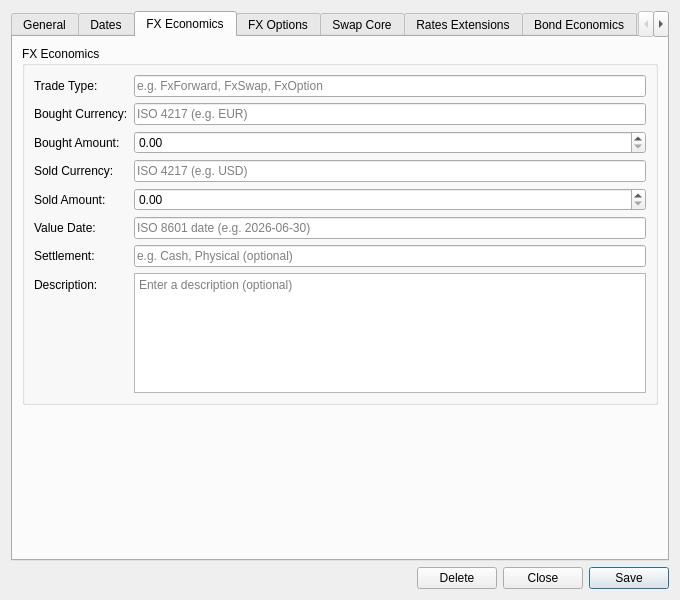
This is projects/ores.qt/ui/TradeDetailDialog.ui in OreStudio/OreStudio as Qt 5 draws it before an edit. The edited form follows.
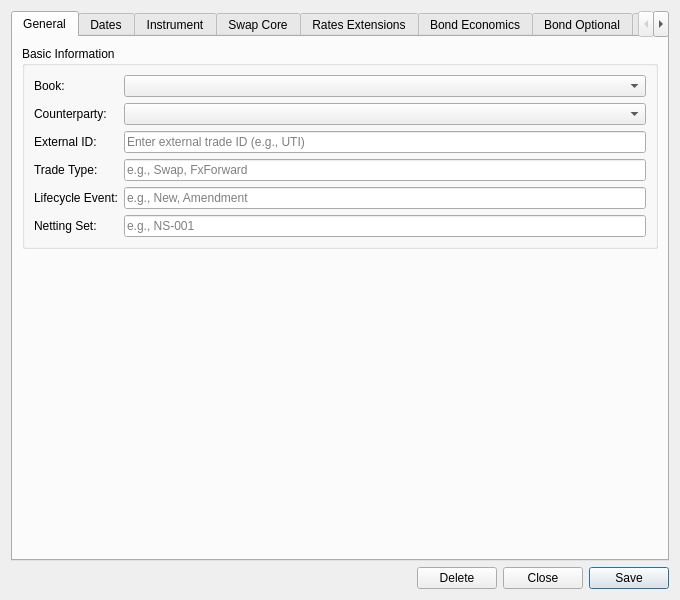
This is the edited form. The open tabs and pages were chosen to show the change. Custom widgets are drawn as their Qt base class.

Commit message: [qt] Phase 4: extract FX into FxInstrumentForm

What changed in the file:
```diff
--- a/projects/ores.qt/ui/TradeDetailDialog.ui
+++ b/projects/ores.qt/ui/TradeDetailDialog.ui
@@ -218,186 +218,22 @@
        </item>
       </layout>
      </widget>
-     <!-- FX Economics tab: shown only when instrument_family == "fx" -->
-     <widget class="QWidget" name="fxEconomicsTab">
+     <!-- Instrument tab: hosts a QStackedWidget. One page per registered
+          IInstrumentForm; the active page is selected from the trade's
+          product_type. Hidden when no form is registered for the family. -->
+     <widget class="QWidget" name="instrumentTab">
       <attribute name="title">
-       <string>FX Economics</string>
+       <string>Instrument</string>
       </attribute>
-      <layout class="QVBoxLayout" name="fxEconomicsLayout">
+      <layout class="QVBoxLayout" name="instrumentTabLayout">
+       <property name="leftMargin"><number>0</number></property>
+       <property name="topMargin"><number>0</number></property>
+       <property name="rightMargin"><number>0</number></property>
+       <property name="bottomMargin"><number>0</number></property>
        <item>
-        <widget class="QGroupBox" name="fxEconomicsGroup">
-         <property name="title">
-          <string>FX Economics</string>
-         </property>
-         <layout class="QFormLayout" name="fxEconomicsFormLayout">
-          <item row="0" column="0">
-           <widget class="QLabel" name="labelFxTradeTypeCode">
-            <property name="text"><string>Trade Type:</string></property>
-           </widget>
-          </item>
-          <item row="0" column="1">
-           <widget class="QLineEdit" name="fxTradeTypeCodeEdit">
-            <property name="placeholderText">
-             <string>e.g. FxForward, FxSwap, FxOption</string>
-            </property>
-           </widget>
-          </item>
-          <item row="1" column="0">
-           <widget class="QLabel" name="labelFxBoughtCurrency">
-            <property name="text"><string>Bought Currency:</string></property>
-           </widget>
-          </item>
-          <item row="1" column="1">
-           <widget class="QLineEdit" name="fxBoughtCurrencyEdit">
-            <property name="placeholderText"><string>ISO 4217 (e.g. EUR)</string></property>
-           </widget>
-          </item>
-          <item row="2" column="0">
-           <widget class="QLabel" name="labelFxBoughtAmount">
-            <property name="text"><string>Bought Amount:</string></property>
-           </widget>
-          </item>
-          <item row="2" column="1">
-           <widget class="QDoubleSpinBox" name="fxBoughtAmountSpinBox">
-            <property name="decimals"><number>2</number></property>
-            <property name="minimum"><double>0.000000000000000</double></property>
-            <property name="maximum"><double>999999999999.000000000000000</double></property>
-            <property name="singleStep"><double>1000.000000000000000</double></property>
-           </widget>
-          </item>
-          <item row="3" column="0">
-           <widget class="QLabel" name="labelFxSoldCurrency">
-            <property name="text"><string>Sold Currency:</string></property>
-           </widget>
-          </item>
-          <item row="3" column="1">
-           <widget class="QLineEdit" name="fxSoldCurrencyEdit">
-            <property name="placeholderText"><string>ISO 4217 (e.g. USD)</string></property>
-           </widget>
-          </item>
-          <item row="4" column="0">
-           <widget class="QLabel" name="labelFxSoldAmount">
-            <property name="text"><string>Sold Amount:</string></property>
-           </widget>
-          </item>
-          <item row="4" column="1">
-           <widget class="QDoubleSpinBox" name="fxSoldAmountSpinBox">
-            <property name="decimals"><number>2</number></property>
-            <property name="minimum"><double>0.000000000000000</double></property>
-            <property name="maximum"><double>999999999999.000000000000000</double></property>
-            <property name="singleStep"><double>1000.000000000000000</double></property>
-           </widget>
-          </item>
-          <item row="5" column="0">
-           <widget class="QLabel" name="labelFxValueDate">
-            <property name="text"><string>Value Date:</string></property>
-           </widget>
-          </item>
-          <item row="5" column="1">
-           <widget class="QLineEdit" name="fxValueDateEdit">
-            <property name="placeholderText"><string>ISO 8601 date (e.g. 2026-06-30)</string></property>
-           </widget>
-          </item>
-          <item row="6" column="0">
-           <widget class="QLabel" name="labelFxSettlement">
-            <property name="text"><string>Settlement:</string></property>
-           </widget>
-          </item>
-          <item row="6" column="1">
-           <widget class="QLineEdit" name="fxSettlementEdit">
-            <property name="placeholderText"><string>e.g. Cash, Physical (optional)</string></property>
-           </widget>
-          </item>
-          <item row="7" column="0">
-           <widget class="QLabel" name="labelFxDescription">
-            <property name="text"><string>Description:</string></property>
-           </widget>
-          </item>
-          <item row="7" column="1">
-           <widget class="QPlainTextEdit" name="fxDescriptionEdit">
-            <property name="minimumSize">
-             <size><width>0</width><height>60</height></size>
-            </property>
-            <property name="maximumSize">
-             <size><width>16777215</width><height>120</height></size>
-            </property>
-            <property name="placeholderText">
-             <string>Enter a description (optional)</string>
-            </property>
-           </widget>
-          </item>
-         </layout>
+        <widget class="QStackedWidget" name="instrumentStack">
+         <property name="currentIndex"><number>-1</number></property>
         </widget>
-       </item>
-       <item>
-        <spacer name="fxEconomicsSpacer">
-         <property name="orientation"><enum>Qt::Vertical</enum></property>
-         <property name="sizeHint" stdset="0">
-          <size><width>20</width><height>20</height></size>
-         </property>
-        </spacer>
-       </item>
-      </layout>
-     </widget>
-     <!-- FX Options tab: shown only for option trade types (FxOption, FxBarrierOption, etc.) -->
-     <widget class="QWidget" name="fxOptionsTab">
-      <attribute name="title">
-       <string>FX Options</string>
-      </attribute>
-      <layout class="QVBoxLayout" name="fxOptionsLayout">
-       <item>
-        <widget class="QGroupBox" name="fxOptionsGroup">
-         <property name="title">
-          <string>Option Fields</string>
-         </property>
-         <layout class="QFormLayout" name="fxOptionsFormLayout">
-          <item row="0" column="0">
-           <widget class="QLabel" name="labelFxOptionType">
-            <property name="text"><string>Option Type:</string></property>
-           </widget>
-          </item>
-          <item row="0" column="1">
-           <widget class="QLineEdit" name="fxOptionTypeEdit">
-            <property name="placeholderText">
-             <string>Call or Put</string>
-            </property>
-           </widget>
-          </item>
-          <item row="1" column="0">
-           <widget class="QLabel" name="labelFxStrikePrice">
-            <property name="text"><string>Strike Price:</string></property>
-           </widget>
-          </item>
-          <item row="1" column="1">
-           <widget class="QDoubleSpinBox" name="fxStrikePriceSpinBox">
-            <property name="decimals"><number>6</number></property>
-            <property name="minimum"><double>0.000000000000000</double></property>
-            <property name="maximum"><double>999999.000000000000000</double></property>
-            <property name="singleStep"><double>0.000100000000000</double></property>
-           </widget>
-          </item>
-          <item row="2" column="0">
-           <widget class="QLabel" name="labelFxExpiryDate">
-            <property name="text"><string>Expiry Date:</string></property>
-           </widget>
-          </item>
-          <item row="2" column="1">
-           <widget class="QLineEdit" name="fxExpiryDateEdit">
-            <property name="placeholderText">
-             <string>ISO 8601 date</string>
-            </property>
-           </widget>
-          </item>
-         </layout>
-        </widget>
-       </item>
-       <item>
-        <spacer name="fxOptionsSpacer">
-         <property name="orientation"><enum>Qt::Vertical</enum></property>
-         <property name="sizeHint" stdset="0">
-          <size><width>20</width><height>20</height></size>
-         </property>
-        </spacer>
        </item>
       </layout>
      </widget>
```
The commit also changes 6 other files.
